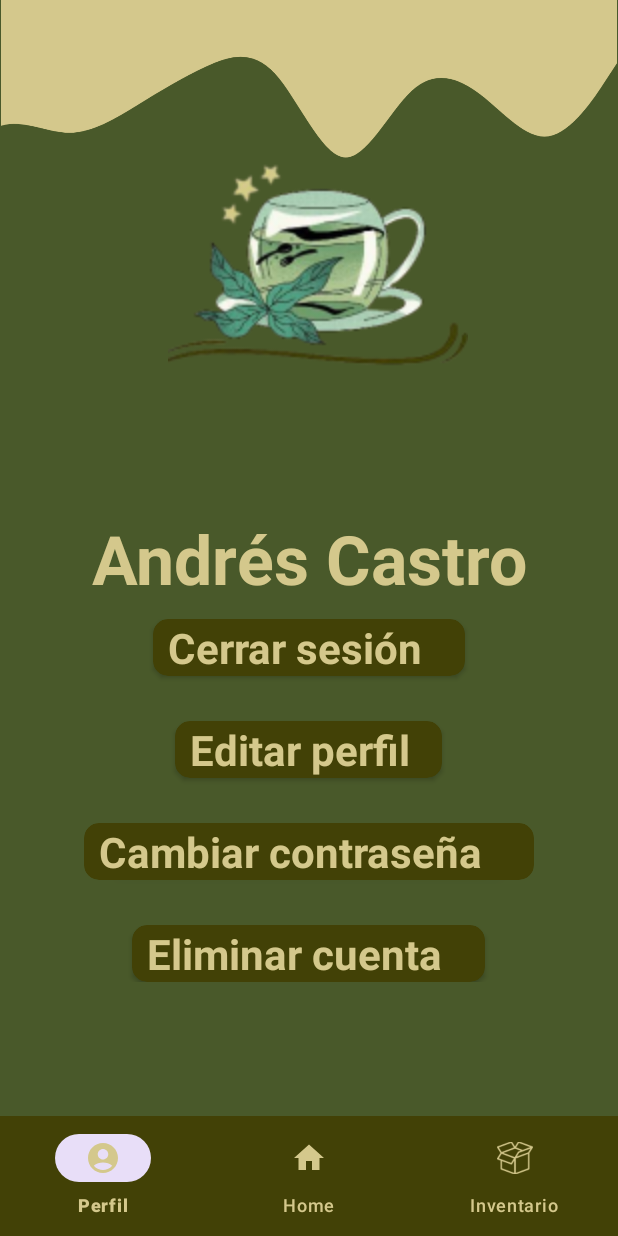
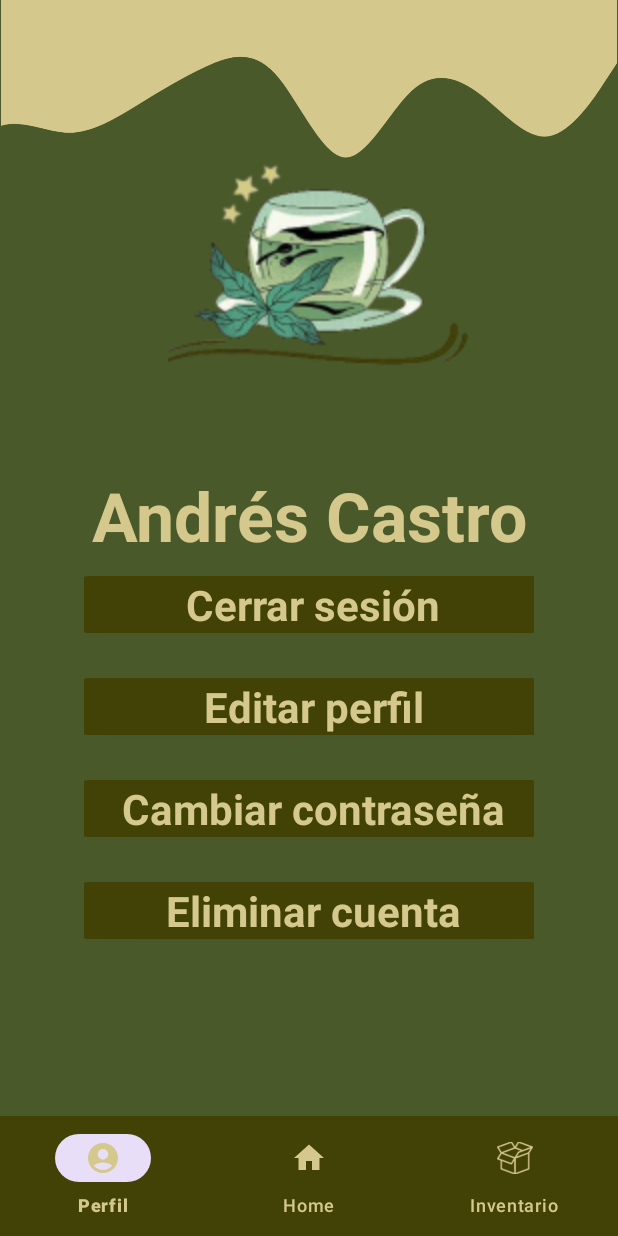
Before and after one commit to rmtai/MatchaStock, an Android app: the UserInfoFragment screen opened through its navigation route, on a phone screen of 412 x 824 dp. Run offline under Robolectric (Android 15) with nearby library versions, the phone set to English and light mode, and no system bars.

Commit message:
Detalles en el diseño de UserInfo

```diff
--- a/app/src/main/res/layout/fragment_user_info.xml
+++ b/app/src/main/res/layout/fragment_user_info.xml
@@ -53,7 +53,7 @@
 
         <com.google.android.material.textfield.TextInputLayout
             android:layout_width="300dp"
-            android:layout_height="wrap_content"
+            android:layout_height="300dp"
             android:layout_gravity="center"
             android:layout_margin="10dp"
             android:layout_marginTop="10dp"
@@ -61,7 +61,7 @@
 
             <androidx.cardview.widget.CardView
                 android:id="@+id/cvCerrarSesion"
-                android:layout_width="208dp"
+                android:layout_width="315dp"
                 android:layout_height="wrap_content"
                 android:layout_gravity="center"
                 android:layout_marginTop="0dp"
@@ -69,10 +69,11 @@
                 app:cardCornerRadius="10dp">
 
                 <TextView
-                    android:layout_width="190dp"
+                    android:layout_width="300dp"
                     android:layout_height="wrap_content"
                     android:layout_marginStart="10dp"
                     android:layout_marginTop="0dp"
+                    android:textAlignment="center"
                     android:text="@string/cerrar_sesion"
                     android:textColor="@color/second_color"
                     android:textSize="28sp"
@@ -81,7 +82,7 @@
 
             <androidx.cardview.widget.CardView
                 android:id="@+id/cvEditarPerfil"
-                android:layout_width="178dp"
+                android:layout_width="315dp"
                 android:layout_height="wrap_content"
                 android:layout_gravity="center"
                 android:layout_marginTop="30dp"
@@ -89,10 +90,11 @@
                 app:cardCornerRadius="10dp">
 
                 <TextView
-                    android:layout_width="200dp"
+                    android:layout_width="300dp"
                     android:layout_height="wrap_content"
                     android:layout_marginStart="10dp"
                     android:layout_marginTop="0dp"
+                    android:textAlignment="center"
                     android:text="@string/editar_perfil"
                     android:textColor="@color/second_color"
                     android:textSize="28sp"
@@ -101,7 +103,7 @@
 
             <androidx.cardview.widget.CardView
                 android:id="@+id/cvCambiarPsw"
-                android:layout_width="300dp"
+                android:layout_width="315dp"
                 android:layout_height="wrap_content"
                 android:layout_gravity="center"
                 android:layout_marginTop="30dp"
@@ -109,10 +111,11 @@
                 app:cardCornerRadius="10dp">
 
                 <TextView
-                    android:layout_width="290dp"
+                    android:layout_width="300dp"
                     android:layout_height="wrap_content"
                     android:layout_marginStart="10dp"
                     android:layout_marginTop="0dp"
+                    android:textAlignment="center"
                     android:text="@string/cambiar_contraseña"
                     android:textColor="@color/second_color"
                     android:textSize="28sp"
@@ -121,7 +124,7 @@
 
             <androidx.cardview.widget.CardView
                 android:id="@+id/cvEliminarCuenta"
-                android:layout_width="235dp"
+                android:layout_width="315dp"
                 android:layout_height="wrap_content"
                 android:layout_gravity="center"
                 android:layout_marginTop="30dp"
@@ -129,10 +132,11 @@
                 app:cardCornerRadius="10dp">
 
                 <TextView
-                    android:layout_width="229dp"
+                    android:layout_width="300dp"
                     android:layout_height="wrap_content"
                     android:layout_marginStart="10dp"
                     android:layout_marginTop="0dp"
+                    android:textAlignment="center"
                     android:text="@string/eliminar_cuenta"
                     android:textColor="@color/second_color"
                     android:textSize="28sp"
```
Also changed, not shown: app/src/main/res/layout/fragment_user_edit.xml (+9 -1 lines).
